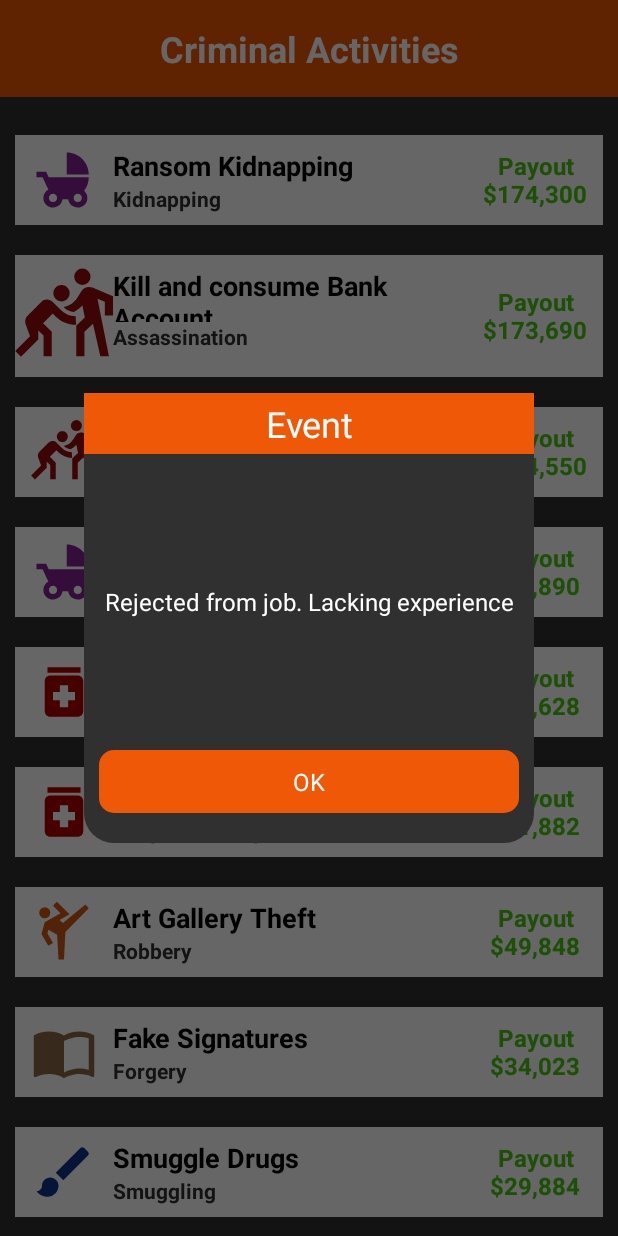
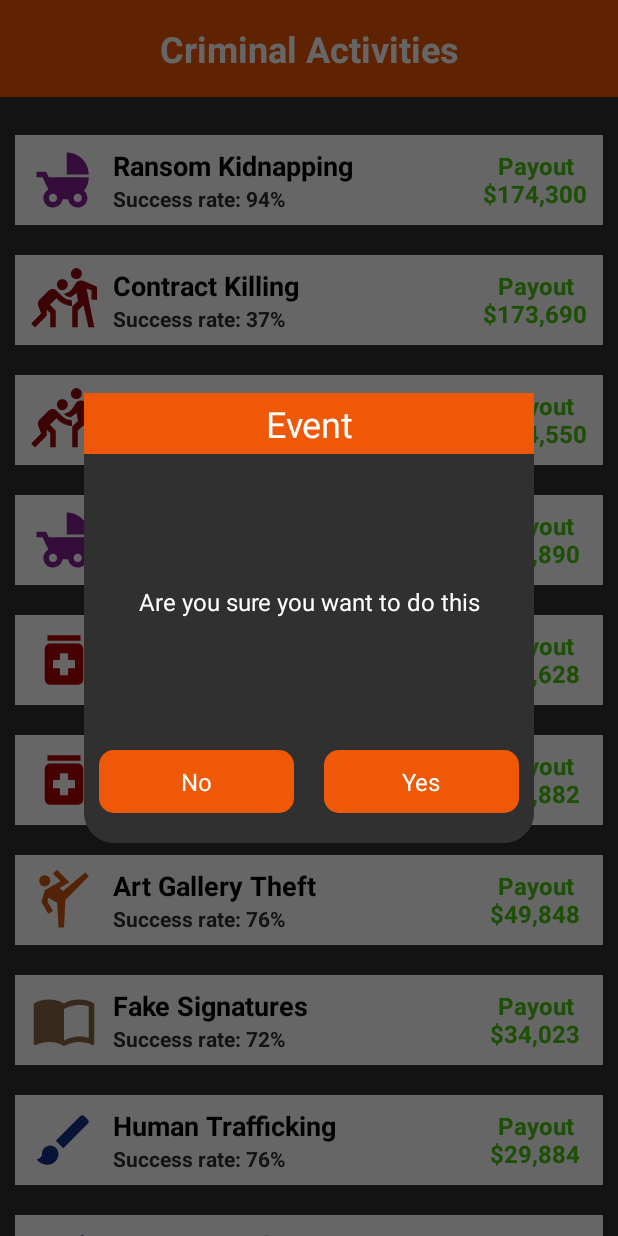
Before and after one commit to YusufYacoobali/LifeSim, an Android app: the CrimeActivity screen opened directly, with no data from a screen before it, after a tap on "Ransom Kidnapping", on a phone screen of 412 x 824 dp. Run offline under Robolectric (Android 15) with nearby library versions, the phone set to English and light mode, and no system bars; libraries missing offline, so code that uses them is left out: com.github.javafaker; 1 statement that could not run was skipped.

Commit message:
crime buttons

```diff
--- a/app/src/main/java/com/example/lifesim4/jobs/CrimeActivity.kt
+++ b/app/src/main/java/com/example/lifesim4/jobs/CrimeActivity.kt
@@ -46,12 +46,29 @@ class CrimeActivity : AppCompatActivity() {
         cards.forEach { card ->
             val job = card.obj as Job.Crime
             val captionTextView: TextView = card.personCard.findViewById(R.id.caption)
-            captionTextView.text = "${job.crimeType}"
+            captionTextView.text = "Success rate: ${(job.successRate*100).toInt()}%"
             card.personCard.setOnClickListener {
                //are you sure, if yes then do it with chance of prison
-                    Tools.showPopupDialog(
-                        this, "Rejected from job. Lacking experience", "OK", "", job) { resultCode, button -> }
-
+                println("HERE1")
+                Tools.showPopupDialog(
+                    this, "Are you sure you want to do this", "No", "Yes", job) { resultCode, button ->
+                    if (button == 1){
+                        finish()
+                    } else if (button == 2){
+                        val success = getRandomSuccessRate()
+                        println("$success and ${job.successRate}")
+                        if (success < job.successRate){
+                            gameEngine.sendMessage(GameEngine.Message("You got away with the crime", false))
+                            player.didCrime(job)
+                        } else {
+                            gameEngine.sendMessage(GameEngine.Message("You failed and got caught", false))
+                            gameEngine.sendMessage(GameEngine.Message("You will be in prison for x years", false))
+                            player.failedCrime()
+                        }
+                        setResult(resultCode)
+                        finish()
+                    }
+                }
             }
         }
     }
@@ -103,7 +120,7 @@ class CrimeActivity : AppCompatActivity() {
                 val jobNames = listOf(
                     "Credit Card Fraud",
                     "Identity Theft",
-                    "Ponzi Scheme"
+                    "Create a Ponzi Scheme"
                 )
                 val randomName = jobNames.random()
                 Pair(randomName, R.drawable.fraud)
@@ -119,7 +136,7 @@ class CrimeActivity : AppCompatActivity() {
             }
             CrimeType.MoneyLaundering -> {
                 val jobNames = listOf(
-                    "Money Laundering Operation",
+                    "Launder Money",
                     "Illegal Gambling",
                     "Tax Evasion Scheme"
                 )
@@ -129,7 +146,7 @@ class CrimeActivity : AppCompatActivity() {
             CrimeType.Kidnapping -> {
                 val jobNames = listOf(
                     "Ransom Kidnapping",
-                    "Abduction",
+                    "Abduct and Sell",
                     "Human Trafficking"
                 )
                 val randomName = jobNames.random()
@@ -137,9 +154,10 @@ class CrimeActivity : AppCompatActivity() {
             }
             CrimeType.CyberCrime -> {
                 val jobNames = listOf(
-                    "Hacking",
+                    "Hack Government Systems",
                     "Phishing Scam",
-                    "Data Breach"
+                    "Spread Malware",
+                    "Hack Financial Institutions"
                 )
                 val randomName = jobNames.random()
                 Pair(randomName, R.drawable.laptop)
@@ -148,25 +166,25 @@ class CrimeActivity : AppCompatActivity() {
                 val jobNames = listOf(
                     "Fake Signatures",
                     "Phishing Scam",
-                    "Data Breach"
+                    "Fabricate Money"
                 )
                 val randomName = jobNames.random()
                 Pair(randomName, R.drawable.study)
             }
             CrimeType.Assassination -> {
                 val jobNames = listOf(
-                    "Kill targets",
-                    "Kill and earn Life Insurance",
-                    "Kill and consume Bank Account"
+                    "Assassinate The Wealthy",
+                    "Political Assassination",
+                    "Contract Killing"
                 )
                 val randomName = jobNames.random()
                 Pair(randomName, R.drawable.crime)
             }
             CrimeType.Smuggling -> {
                 val jobNames = listOf(
-                    "Smuggle Children",
-                    "Smuggle Drugs",
-                    "Smuggle Immigrants"
+                    "Drug Smuggling",
+                    "Human Trafficking",
+                    "Contraband Transportation"
                 )
                 val randomName = jobNames.random()
                 Pair(randomName, R.drawable.artist)
@@ -197,7 +215,7 @@ class CrimeActivity : AppCompatActivity() {
     }
 
     private fun getRandomSuccessRate(): Double {
-        return (10..90).random() / 100.0
+        return (0..99).random() / 100.0
     }
 
 }
--- a/app/src/main/java/com/example/lifesim4/jobs/FullTimeActivity.kt
+++ b/app/src/main/java/com/example/lifesim4/jobs/FullTimeActivity.kt
@@ -52,7 +52,6 @@ class FullTimeActivity : AppCompatActivity() {
             card.personCard.setOnClickListener {
                 //if they clicked, then they applied
                 if (player.isEligibleForJob(job)){
-                    //Tools.showPopupDialog(this, "Congrats! You got the job", "OK", "", job) { resultCode, button -> }
                     gameEngine.sendMessage(GameEngine.Message("Congrats you got the job", false))
                     player.startJob(job)
                     setResult(Activity.RESULT_OK)
--- a/app/src/main/java/com/example/lifesim4/jobs/PartTimeActivity.kt
+++ b/app/src/main/java/com/example/lifesim4/jobs/PartTimeActivity.kt
@@ -53,7 +53,6 @@ class PartTimeActivity : AppCompatActivity() {
             card.personCard.setOnClickListener {
                 //if they clicked, then they applied, 40% chance of getting it
                 if (Random.nextDouble() < 0.4){
-                    //Tools.showPopupDialog(this, "Congrats! You got the job", "OK", "", job) { resultCode, button -> }
                     gameEngine.sendMessage(GameEngine.Message("You started as a part time ${job.type}", false))
                     player.startJob(job)
                     setResult(Activity.RESULT_OK)
--- a/app/src/main/java/com/example/lifesim4/tools/Tools.kt
+++ b/app/src/main/java/com/example/lifesim4/tools/Tools.kt
@@ -86,7 +86,6 @@ object Tools {
                 }
             }
         } else if (cardObject is Job){
-            println("Here1 ${cardObject.name}")
             nameTextView.text = cardObject.name
             image.setImageResource(cardObject.icon)
             var formattedSalary = ""
@@ -105,11 +104,9 @@ object Tools {
             else {
                 costTextView.text = "Salary\n" +  formattedSalary
             }
-            println("made ${cardObject.name}")
         }
         captionTextView.text = caption
         placement.addView(personCard)
-        println("done")
         return CardWithAsset(personCard, cardObject)
     }
 
@@ -135,7 +132,7 @@ object Tools {
             }
         }
 
-        if (obj is Asset){
+        //if (obj is Asset){
             dialogButton.setOnClickListener {
                 resultCallback?.invoke(Activity.RESULT_OK, 1) // Button 1 (Rent) pressed
                 dialog.dismiss()
@@ -143,7 +140,7 @@ object Tools {
             dialogButton2.setOnClickListener {
                 resultCallback?.invoke(Activity.RESULT_OK, 2) // Button 2 (Buy) pressed
                 dialog.dismiss()
-            }
+           // }
         }
 
         dialog.setCancelable(true)
```
Also changed, not shown: app/src/main/java/com/example/lifesim4/models/Person.kt (+11 -0 lines).
